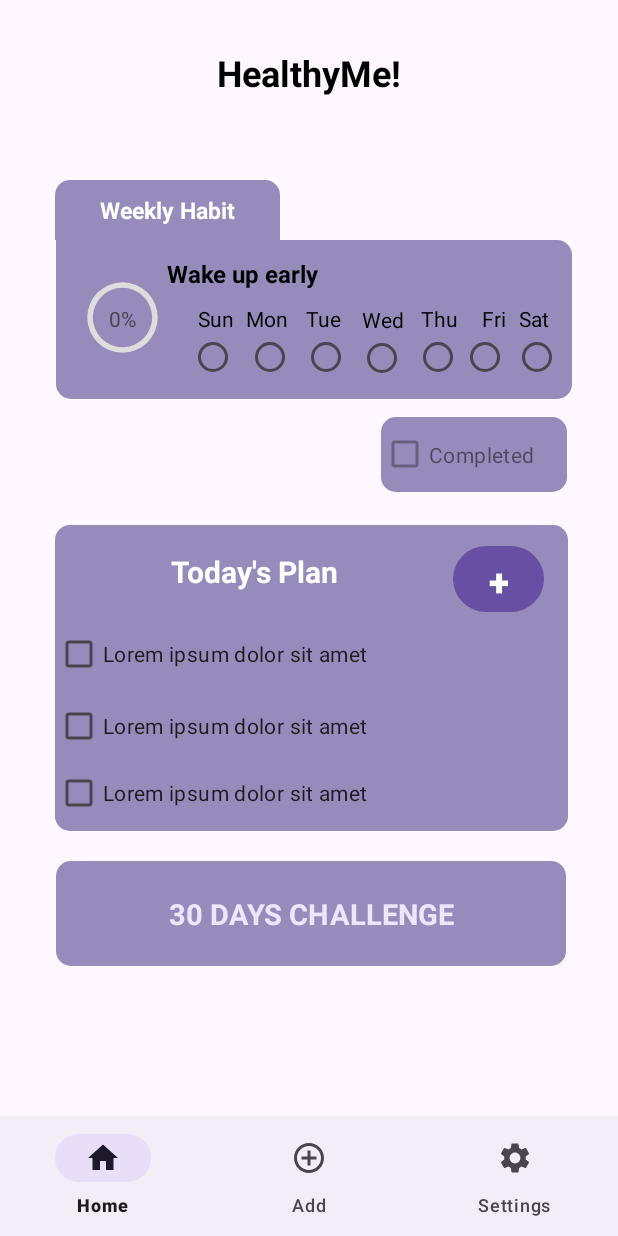
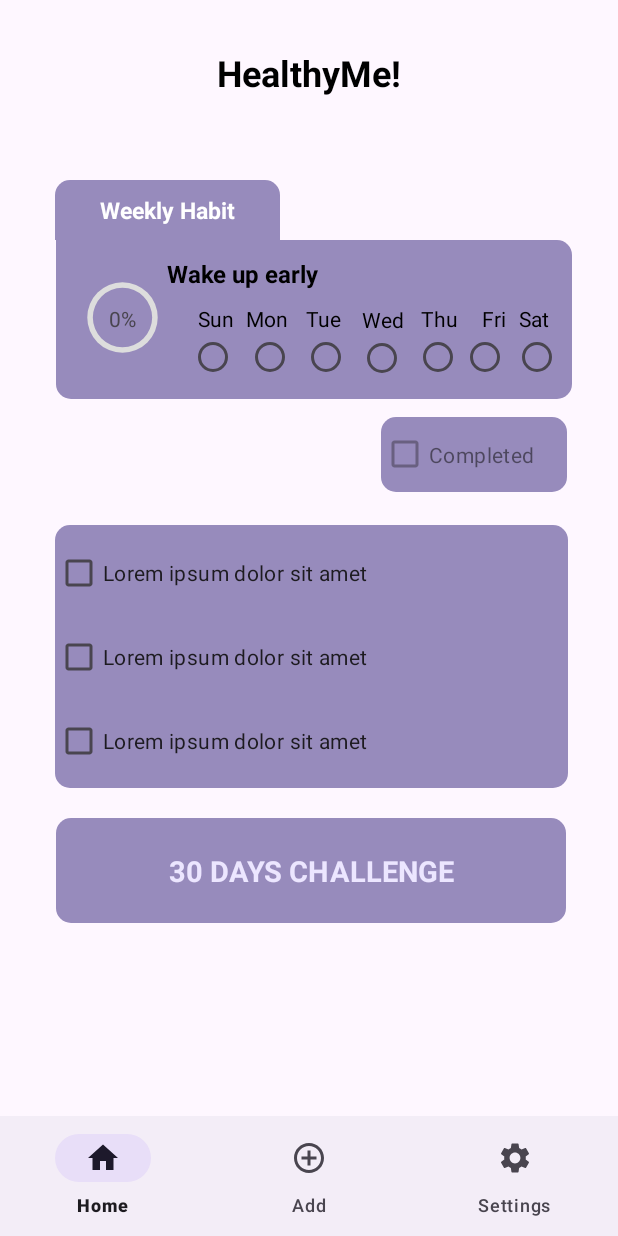
Before and after one commit to Yongey/ANDE_CA2, an Android app: the screen it shows after launch (MainActivity), on a phone screen of 412 x 824 dp. Run offline under Robolectric (Android 15) with nearby library versions, the phone set to English and light mode, and no system bars.

Commit message:
ca1 files

```diff
--- a/app/src/main/java/com/example/ca1_mainscreen/MainActivity.java
+++ b/app/src/main/java/com/example/ca1_mainscreen/MainActivity.java
@@ -55,6 +55,29 @@ public class MainActivity extends AppCompatActivity {
         RadioButton  buttonI6 = findViewById(R.id.r6);
         RadioButton  buttonI7 = findViewById(R.id.r7);
         Button resetButton = findViewById(R.id.reset_button);
+        CheckBox checkBox2 = findViewById(R.id.checkBox2);
+        CheckBox checkBox3 = findViewById(R.id.checkBox3);
+        CheckBox checkBox4 = findViewById(R.id.checkBox4);
+
+        View underline2 = findViewById(R.id.underline2);
+        View underline3 = findViewById(R.id.underline3);
+        View underline4 = findViewById(R.id.underline4);
+        underline2.setVisibility(checkBox2.isChecked() ? View.VISIBLE : View.INVISIBLE);
+        underline3.setVisibility(checkBox3.isChecked() ? View.VISIBLE : View.INVISIBLE);
+        underline4.setVisibility(checkBox4.isChecked() ? View.VISIBLE : View.INVISIBLE);
+
+        checkBox2.setOnCheckedChangeListener((buttonView, isChecked) -> {
+            underline2.setVisibility(isChecked ? View.VISIBLE : View.INVISIBLE);
+        });
+
+        checkBox3.setOnCheckedChangeListener((buttonView, isChecked) -> {
+            underline3.setVisibility(isChecked ? View.VISIBLE : View.INVISIBLE);
+        });
+
+        checkBox4.setOnCheckedChangeListener((buttonView, isChecked) -> {
+            underline4.setVisibility(isChecked ? View.VISIBLE : View.INVISIBLE);
+        });
+
         BottomNavigationView bottomNavigationView = findViewById(R.id.bottomNavigationView);
         bottomNavigationView.setOnItemSelectedListener(item -> {
             if(item.getItemId()==R.id.home) {
--- a/app/src/main/res/layout/activity_main.xml
+++ b/app/src/main/res/layout/activity_main.xml
@@ -45,7 +45,7 @@
     <TextView
         android:id="@+id/textView5"
         android:layout_width="342dp"
-        android:layout_height="204dp"
+        android:layout_height="175dp"
         android:layout_marginTop="84dp"
         android:background="@drawable/rec"
 
@@ -161,7 +161,7 @@
     <LinearLayout
         android:id="@+id/linearLayout"
         android:layout_width="341dp"
-        android:layout_height="199dp"
+        android:layout_height="169dp"
         android:orientation="vertical"
         app:layout_constraintBottom_toBottomOf="@+id/textView5"
         app:layout_constraintEnd_toEndOf="@+id/textView5"
@@ -172,63 +172,87 @@
 
         <LinearLayout
             android:layout_width="match_parent"
-            android:layout_height="62dp"
-            android:orientation="horizontal">
+            android:layout_height="wrap_content"
+            android:orientation="vertical">
 
-
-            <TextView
-                android:id="@+id/textView11"
-                android:layout_width="293dp"
-                android:layout_height="match_parent"
-                android:layout_weight="3"
-                android:gravity="center"
-                android:text="Today's Plan"
-                android:textAlignment="center"
-                android:textColor="#FFFFFF"
-                android:textSize="20sp"
-                android:textStyle="bold" />
-
-            <Button
-                android:id="@+id/button"
-                android:layout_width="70dp"
-                android:layout_height="match_parent"
-                android:layout_marginTop="10dp"
-                android:layout_marginRight="15dp"
-
-                android:layout_weight="1"
-                android:insetLeft="0dp"
-                android:text="+"
-                android:textAlignment="center"
-                android:textSize="25dp"
-                android:textStyle="bold" />
-
-        </LinearLayout>
+            <!-- Checkbox 1 -->
+            <FrameLayout
+                android:layout_width="match_parent"
+                android:layout_height="wrap_content"
+                android:layout_marginTop="8dp"
+                app:layout_constraintTop_toTopOf="parent"> <!-- Add this constraint -->
 
                 <CheckBox
                     android:id="@+id/checkBox2"
                     android:layout_width="match_parent"
                     android:layout_height="wrap_content"
+                    android:background="@android:color/transparent"
                     android:text="Lorem ipsum dolor sit amet" />
+
+                <!-- Underline for Checkbox 1 -->
+                <View
+                    android:id="@+id/underline2"
+                    android:layout_width="match_parent"
+                    android:layout_height="2dp"
+                    android:layout_gravity="center"
+                    android:background="#000000" /> <!-- Set your underline color -->
+            </FrameLayout>
+
+            <!-- Checkbox 2 -->
+            <FrameLayout
+                android:layout_width="match_parent"
+                android:layout_height="wrap_content"
+                android:layout_marginTop="8dp"
+                app:layout_constraintTop_toBottomOf="@+id/checkBox2"> <!-- Add this constraint -->
 
                 <CheckBox
                     android:id="@+id/checkBox3"
                     android:layout_width="match_parent"
                     android:layout_height="wrap_content"
-            android:text="Lorem ipsum dolor sit amet"
-            />
+                    android:background="@android:color/transparent"
+                    android:text="Lorem ipsum dolor sit amet" />
+
+                <!-- Underline for Checkbox 2 -->
+                <View
+                    android:id="@+id/underline3"
+                    android:layout_width="match_parent"
+                    android:layout_height="2dp"
+                    android:layout_gravity="center"
+                    android:background="#000000" /> <!-- Set your underline color -->
+            </FrameLayout>
+
+            <!-- Checkbox 3 -->
+            <FrameLayout
+                android:layout_width="match_parent"
+                android:layout_height="wrap_content"
+                android:layout_marginTop="8dp"
+                app:layout_constraintTop_toBottomOf="@+id/checkBox3"> <!-- Add this constraint -->
 
                 <CheckBox
                     android:id="@+id/checkBox4"
                     android:layout_width="match_parent"
                     android:layout_height="wrap_content"
+                    android:background="@android:color/transparent"
                     android:text="Lorem ipsum dolor sit amet" />
 
-        <TextView
-            android:id="@+id/textView12"
-            android:layout_width="wrap_content"
-            android:layout_height="wrap_content"
-            android:text="1/6" />
+                <!-- Underline for Checkbox 3 -->
+                <View
+                    android:id="@+id/underline4"
+                    android:layout_width="match_parent"
+                    android:layout_height="2dp"
+                    android:layout_gravity="center"
+                    android:background="#000000" /> <!-- Set your underline color -->
+            </FrameLayout>
         </LinearLayout>
+
+    </LinearLayout>
+<!--        <TextView-->
+<!--            android:id="@+id/textView12"-->
+<!--            android:layout_width="wrap_content"-->
+<!--            android:layout_height="wrap_content"-->
+<!--            android:text="1/6" />-->
+
+
 
     <TextView
         android:id="@+id/textView13"
```
Lines whose indentation alone changed are shown as unchanged.
